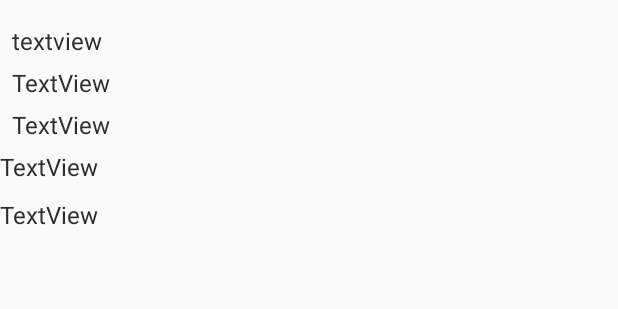
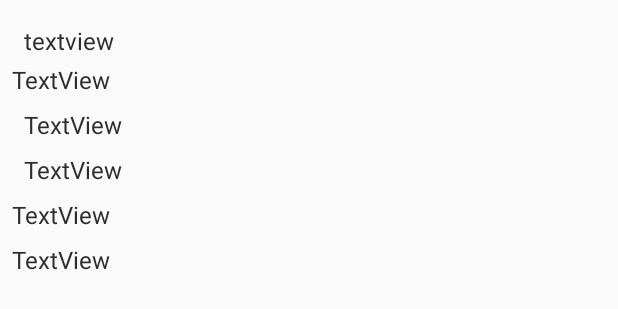
Before and after one commit to HDLLakshan/MaadelaSeller, an Android app: the layout order_list.xml on its own in the app's theme, with its tools: preview values and no code run, on a phone screen of 412 x 824 dp. Shown: the top 309 px of the screen. Run offline under Robolectric (Android 15) with nearby library versions, the light colour scheme and no system bars.

Commit message:
made changes...

```diff
--- a/app/src/main/java/com/example/maadelaseller/OrderList.java
+++ b/app/src/main/java/com/example/maadelaseller/OrderList.java
@@ -38,6 +38,7 @@ public class OrderList extends ArrayAdapter<OrderClass> {
         TextView date = orderListview.findViewById(R.id.date);
 
         TextView statuso = orderListview.findViewById(R.id.statusord);
+        TextView contactt = orderListview.findViewById(R.id.contactc);
 
         OrderClass orderClass = orderList.get(position);
 
@@ -46,10 +47,11 @@ public class OrderList extends ArrayAdapter<OrderClass> {
 
 
         fishtype.setText("  Fish Type : "+orderClass.getType());
-        custname.setText(" Customer Name : "+orderClass.getCustomerName());
+        custname.setText("  Customer Name : "+orderClass.getCustomerName());
         amount.setText("  Amount : "+new Double(orderClass.getAmount()).toString()+ "Kg");
         date.setText("  Date Wanted : "+orderClass.getDate());
         statuso.setText("  Status : "+orderClass.getStatus());
+        contactt.setText("  Customer Contact : "+orderClass.getCustomerContact());
 
 
 
--- a/app/src/main/res/layout/order_list.xml
+++ b/app/src/main/res/layout/order_list.xml
@@ -9,13 +9,13 @@
     <TextView
         android:id="@+id/cname"
         android:layout_width="0dp"
-        android:layout_height="30dp"
+        android:layout_height="26dp"
+        android:layout_marginStart="8dp"
         android:layout_marginTop="16dp"
         android:text="  textview"
+        android:textColor="#2d2d2d"
         android:textSize="16sp"
-        android:textColor="#2d2d2d"
         app:layout_constraintEnd_toEndOf="parent"
-        app:layout_constraintHorizontal_bias="0.567"
         app:layout_constraintStart_toStartOf="parent"
         app:layout_constraintTop_toTopOf="parent" />
 
@@ -23,52 +23,63 @@
         android:id="@+id/type"
         android:layout_width="0dp"
         android:layout_height="30dp"
-        android:layout_marginTop="44dp"
+        android:layout_marginStart="8dp"
         android:text="  TextView"
+        android:textColor="#2d2d2d"
         android:textSize="16sp"
-        android:textColor="#2d2d2d"
         app:layout_constraintEnd_toEndOf="parent"
-        app:layout_constraintHorizontal_bias="0.0"
         app:layout_constraintStart_toStartOf="parent"
-        app:layout_constraintTop_toTopOf="parent" />
+        app:layout_constraintTop_toBottomOf="@+id/contactc" />
 
     <TextView
         android:id="@+id/amount"
         android:layout_width="0dp"
         android:layout_height="30dp"
-        android:layout_marginTop="72dp"
+        android:layout_marginStart="8dp"
         android:text="  TextView"
+        android:textColor="#2d2d2d"
         android:textSize="16sp"
-        android:textColor="#2d2d2d"
         app:layout_constraintEnd_toEndOf="parent"
-        app:layout_constraintHorizontal_bias="0.0"
+        app:layout_constraintHorizontal_bias="0.597"
         app:layout_constraintStart_toStartOf="parent"
-        app:layout_constraintTop_toTopOf="parent" />
+        app:layout_constraintTop_toBottomOf="@+id/type" />
 
     <TextView
         android:id="@+id/date"
         android:layout_width="0dp"
-        android:layout_height="33dp"
-        android:layout_marginTop="100dp"
+        android:layout_height="30dp"
+        android:layout_marginStart="8dp"
         android:text="TextView"
         android:textColor="#2d2d2d"
         android:textSize="16sp"
         app:layout_constraintEnd_toEndOf="parent"
-        app:layout_constraintHorizontal_bias="1.0"
+        app:layout_constraintHorizontal_bias="0.284"
         app:layout_constraintStart_toStartOf="parent"
-        app:layout_constraintTop_toTopOf="parent" />
+        app:layout_constraintTop_toBottomOf="@+id/amount" />
 
     <TextView
         android:id="@+id/statusord"
         android:layout_width="0dp"
         android:layout_height="30dp"
-        android:layout_marginTop="132dp"
+        android:layout_marginStart="8dp"
         android:text="TextView"
+        android:textColor="#2d2d2d"
         android:textSize="16sp"
+        app:layout_constraintEnd_toEndOf="parent"
+        app:layout_constraintHorizontal_bias="0.284"
+        app:layout_constraintStart_toStartOf="parent"
+        app:layout_constraintTop_toBottomOf="@+id/date" />
+
+    <TextView
+        android:id="@+id/contactc"
+        android:layout_width="0dp"
+        android:layout_height="30dp"
+        android:layout_marginStart="8dp"
+        android:text="TextView"
         android:textColor="#2d2d2d"
+        android:textSize="16sp"
         app:layout_constraintEnd_toEndOf="parent"
-        app:layout_constraintHorizontal_bias="0.0"
         app:layout_constraintStart_toStartOf="parent"
-        app:layout_constraintTop_toTopOf="parent" />
+        app:layout_constraintTop_toBottomOf="@+id/cname" />
 
 </androidx.constraintlayout.widget.ConstraintLayout>
```
Also changed, not shown: app/src/main/java/com/example/maadelaseller/OrderClass.java (+18 -0 lines), app/src/main/java/com/example/maadelaseller/OrderRequestNotification.java (+9 -3 lines), app/src/main/java/com/example/maadelaseller/ShowOrders.java (+36 -6 lines), app/src/main/res/layout/activity_order_request_notification.xml (+15 -18 lines), app/src/main/res/layout/activity_show_orders.xml (+5 -6 lines).
